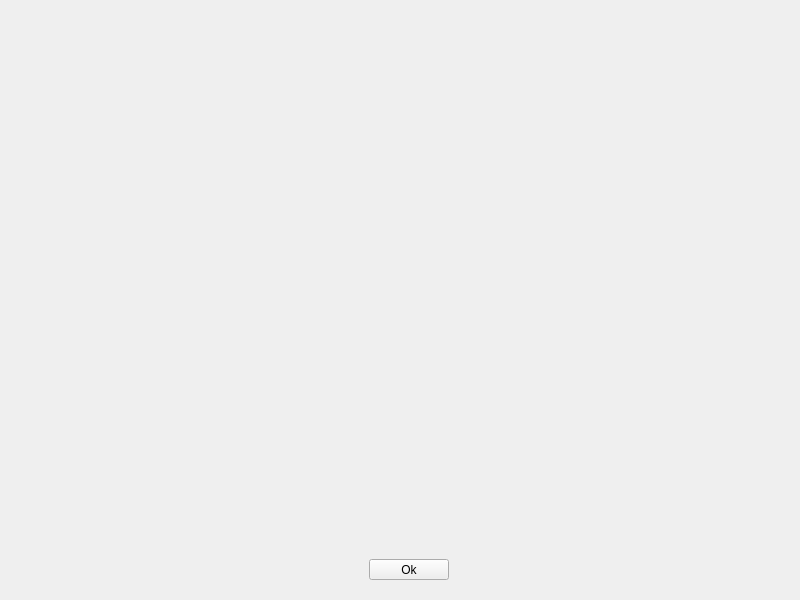
Old version of the form mainwindow.ui in the repository zamax14/Foodministration.
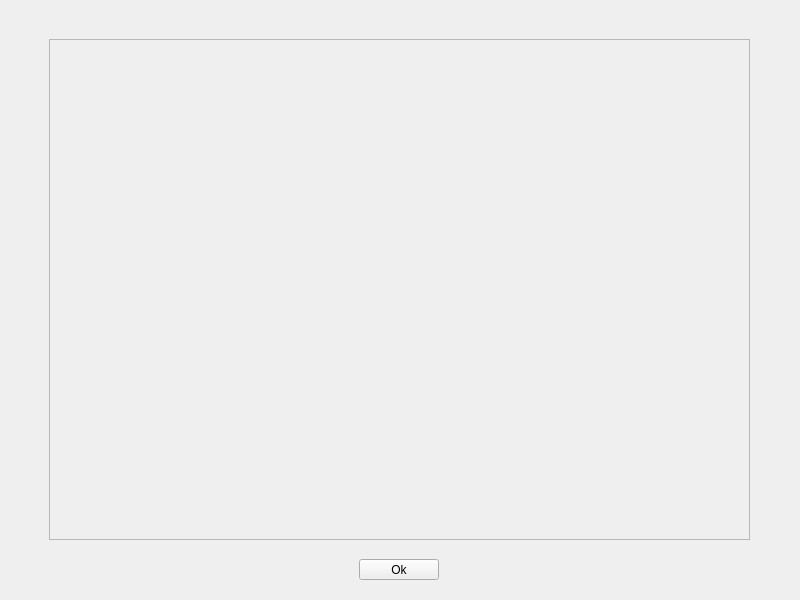
New version of the form. The open tabs and pages were chosen to show the change. Icons and pictures are not drawn.

Diff of the .ui file:
```diff
--- a/mainwindow.ui
+++ b/mainwindow.ui
@@ -560,21 +560,10 @@
        </widget>
       </widget>
       <widget class="QWidget" name="Factura">
-       <widget class="QWidget" name="gridLayoutWidget">
-        <property name="geometry">
-         <rect>
-          <x>70</x>
-          <y>30</y>
-          <width>651</width>
-          <height>511</height>
-         </rect>
-        </property>
-        <layout class="QGridLayout" name="facturaGL"/>
-       </widget>
        <widget class="QPushButton" name="okPB">
         <property name="geometry">
          <rect>
-          <x>360</x>
+          <x>350</x>
           <y>550</y>
           <width>80</width>
           <height>21</height>
@@ -584,6 +573,34 @@
          <string>Ok</string>
         </property>
        </widget>
+       <widget class="QScrollArea" name="facturasSA">
+        <property name="geometry">
+         <rect>
+          <x>40</x>
+          <y>30</y>
+          <width>701</width>
+          <height>501</height>
+         </rect>
+        </property>
+        <property name="widgetResizable">
+         <bool>true</bool>
+        </property>
+        <widget class="QWidget" name="scrollAreaWidgetContents_4">
+         <property name="geometry">
+          <rect>
+           <x>0</x>
+           <y>0</y>
+           <width>699</width>
+           <height>499</height>
+          </rect>
+         </property>
+         <layout class="QGridLayout" name="gridLayout_6">
+          <item row="0" column="0">
+           <layout class="QGridLayout" name="facturaGL"/>
+          </item>
+         </layout>
+        </widget>
+       </widget>
       </widget>
      </widget>
     </item>
```
Left out of the diff: 24 changed lines with no effect on the pictures.
